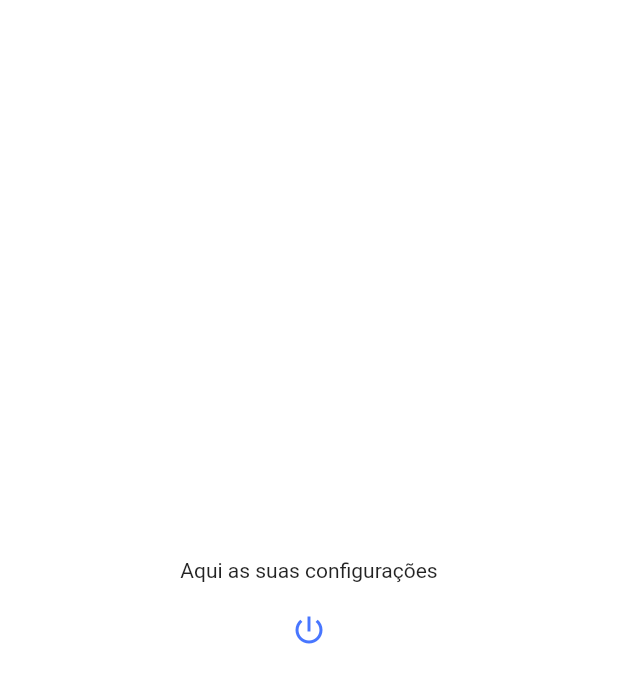
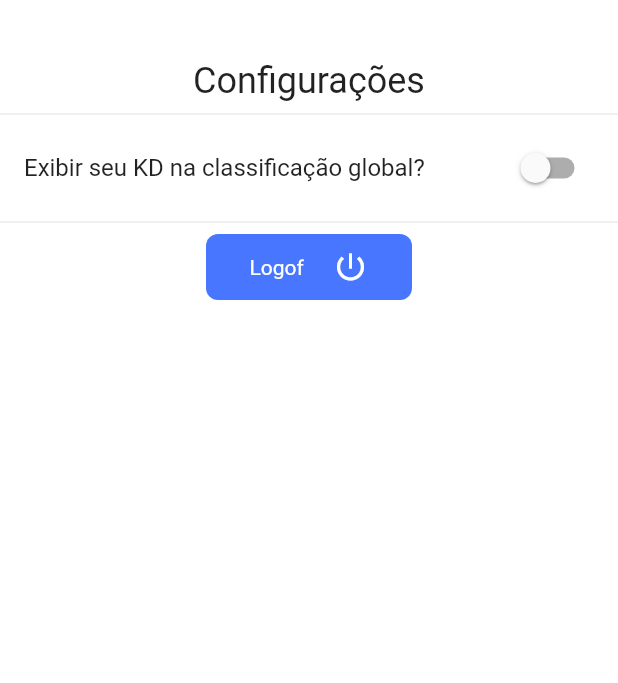
Before and after one commit to InaldoManso/GO_Status, a Flutter app: the Configs screen opened directly, on a phone screen of 412 x 824 dp. Shown: the top 683 px of the screen. Run offline on Flutter 3.47's test engine with Material 2 defaults, Android fonts, the light colour scheme and no system bars; our stand-ins replace cloud_firestore, firebase_auth, firebase_core, shared_preferences; missing offline and left inert: flutter_youtube; accounts and stored records are empty.

```diff
--- /dev/null
+++ b/lib/model/ConfigUser.dart
@@ -0,0 +1,16 @@
+class ConfigUser {
+  bool exibirclass;
+
+  ConfigUser();
+
+  Map<String, dynamic> toMap() {
+    Map<String, dynamic> map = {
+      "exibirclass": this.exibirclass,
+    };
+    return map;
+  }
+
+  get getExibirclass => this.exibirclass;
+
+  set setExibirclass(exibirclass) => this.exibirclass = exibirclass;
+}
--- a/lib/telas_adm/Login.dart
+++ b/lib/telas_adm/Login.dart
@@ -14,10 +14,12 @@ class _LoginState extends State<Login> {
   //Atributos
   TextEditingController _controllerEmail =
       TextEditingController(text: "inaldo@gmail.com");
-  // TextEditingController _controllerEmail = TextEditingController();
+  // TextEditingController();
   TextEditingController _controllerSenha =
       TextEditingController(text: "123456");
-  // TextEditingController _controllerSenha = TextEditingController();
+  // TextEditingController();
+
+  //
   IconData _iconSenha = Icons.visibility_off_outlined;
   Paleta paleta = Paleta();
   bool _esconderSenha = true;
--- a/lib/telas_menu/Configs.dart
+++ b/lib/telas_menu/Configs.dart
@@ -1,6 +1,9 @@
+import 'package:cloud_firestore/cloud_firestore.dart';
 import 'package:firebase_auth/firebase_auth.dart';
 import 'package:flutter/material.dart';
+import 'package:go_status/helper/Paleta.dart';
 import 'package:go_status/helper/RouteGenerator.dart';
+import 'package:go_status/model/ConfigUser.dart';
 
 class Configs extends StatefulWidget {
   @override
@@ -8,32 +11,98 @@ class Configs extends StatefulWidget {
 }
 
 class _ConfigsState extends State<Configs> {
+  FirebaseFirestore db = FirebaseFirestore.instance;
+  FirebaseAuth auth = FirebaseAuth.instance;
+  ConfigUser configUser = ConfigUser();
+  Paleta paleta = Paleta();
+  User user;
+
+  //Atributos
+  bool _exibirclassificacao = false;
+  _atualizarConfig() {
+    configUser.exibirclass = _exibirclassificacao;
+    db.collection("usuarios").doc(user.uid).update(configUser.toMap());
+  }
+
+  _recuperarConfig(String uid) async {
+    DocumentSnapshot snapshot = await db.collection("usuarios").doc(uid).get();
+
+    configUser.exibirclass = snapshot["exibirclass"];
+
+    _exibirclassificacao = configUser.exibirclass == false ? false : true;
+
+    setState(() {});
+  }
+
   _deslogarUser() async {
     await FirebaseAuth.instance.signOut().then((value) {
       Navigator.pushReplacementNamed(context, RouteGenerator.LOGOUT_ROTA);
     });
   }
 
+  _recDadosUser() async {
+    user = await auth.currentUser;
+    _recuperarConfig(user.uid);
+  }
+
+  @override
+  void initState() {
+    _recDadosUser();
+    super.initState();
+  }
+
   @override
   Widget build(BuildContext context) {
     return Scaffold(
-      body: Center(
+      extendBodyBehindAppBar: true,
+      body: SingleChildScrollView(
+        padding: EdgeInsets.only(top: 40, bottom: 70),
         child: Column(
-          crossAxisAlignment: CrossAxisAlignment.center,
-          mainAxisAlignment: MainAxisAlignment.center,
+          crossAxisAlignment: CrossAxisAlignment.stretch,
           children: [
-            Text("Aqui as suas configurações"),
-            Container(
-              margin: EdgeInsets.all(8),
-              decoration: BoxDecoration(
-                  color: Colors.white, borderRadius: BorderRadius.circular(8)),
-              child: IconButton(
-                icon: Icon(Icons.power_settings_new_outlined),
-                onPressed: () {
+            Text(
+              "Configurações",
+              textAlign: TextAlign.center,
+              style: TextStyle(fontSize: 24),
+            ),
+            Divider(),
+            SwitchListTile(
+                title: Text("Exibir seu KD na classificação global?"),
+                value: _exibirclassificacao,
+                onChanged: (bool valor) {
+                  setState(() {
+                    _exibirclassificacao = valor;
+                    _atualizarConfig();
+                  });
+                }),
+            Divider(),
+            Center(
+              child: GestureDetector(
+                child: Container(
+                  padding: EdgeInsets.all(10),
+                  width: MediaQuery.of(context).size.width / 3,
+                  decoration: BoxDecoration(
+                      color: paleta.royalBlue,
+                      borderRadius: BorderRadius.circular(8)),
+                  child: Row(
+                    mainAxisAlignment: MainAxisAlignment.spaceEvenly,
+                    children: [
+                      Text(
+                        "Logof",
+                        style: TextStyle(color: Colors.white),
+                      ),
+                      Icon(
+                        Icons.power_settings_new_outlined,
+                        color: Colors.white,
+                      ),
+                    ],
+                  ),
+                ),
+                onTap: () {
                   _deslogarUser();
                 },
               ),
-            ),
+            )
           ],
         ),
       ),
```
Also changed, not shown: lib/telas_menu/Cassificacao.dart (+129 -52 lines).
